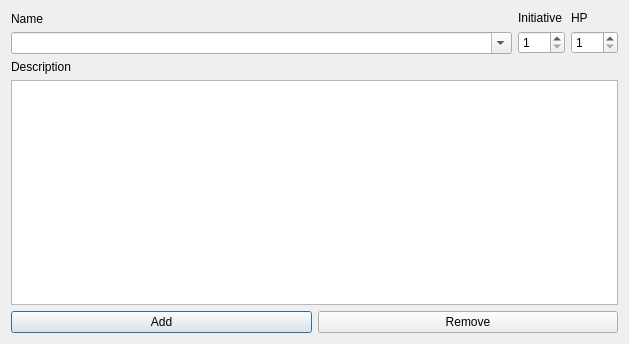
First picture: the form in ui_files/Player_Dialog.ui, repository nogasgofast/Adventure_Wrench, before the edit.
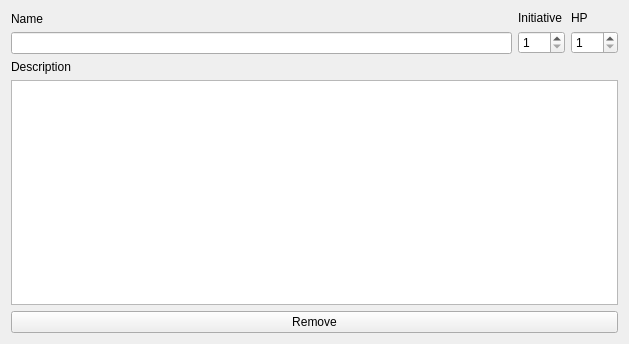
Second picture: the form after the edit.

Commit message: Working player ui and main window. Fixed bugs for those two things. As well as started to add database orm. The initiative tracker works for pc's

Patch:
```diff
--- a/ui_files/Player_Dialog.ui
+++ b/ui_files/Player_Dialog.ui
@@ -53,20 +53,7 @@
         </widget>
        </item>
        <item>
-        <widget class="QComboBox" name="comboBox_name">
-         <property name="sizePolicy">
-          <sizepolicy hsizetype="MinimumExpanding" vsizetype="Fixed">
-           <horstretch>1</horstretch>
-           <verstretch>0</verstretch>
-          </sizepolicy>
-         </property>
-         <property name="editable">
-          <bool>true</bool>
-         </property>
-         <property name="insertPolicy">
-          <enum>QComboBox::NoInsert</enum>
-         </property>
-        </widget>
+        <widget class="QLineEdit" name="lineEdit_name"/>
        </item>
       </layout>
      </item>
@@ -154,28 +141,6 @@
    </item>
    <item>
     <layout class="QHBoxLayout" name="horizontalLayout">
-     <item>
-      <widget class="QPushButton" name="pushButton_add">
-       <property name="sizePolicy">
-        <sizepolicy hsizetype="Minimum" vsizetype="Minimum">
-         <horstretch>0</horstretch>
-         <verstretch>0</verstretch>
-        </sizepolicy>
-       </property>
-       <property name="minimumSize">
-        <size>
-         <width>0</width>
-         <height>0</height>
-        </size>
-       </property>
-       <property name="text">
-        <string>Add</string>
-       </property>
-       <property name="autoDefault">
-        <bool>true</bool>
-       </property>
-      </widget>
-     </item>
      <item>
       <widget class="QPushButton" name="pushButton_delete">
        <property name="sizePolicy">
```
Left out of the diff: 12 changed lines with no effect on the pictures. The commit also changes 24 other files.
